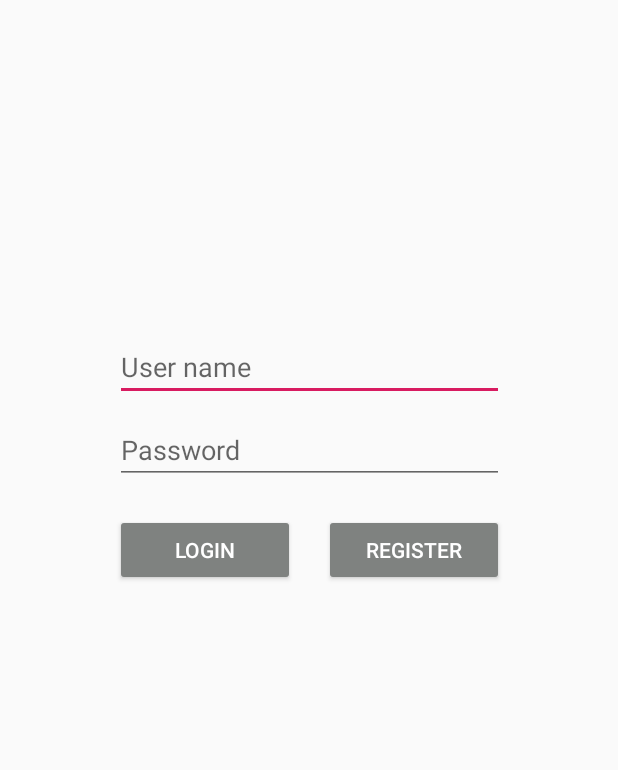
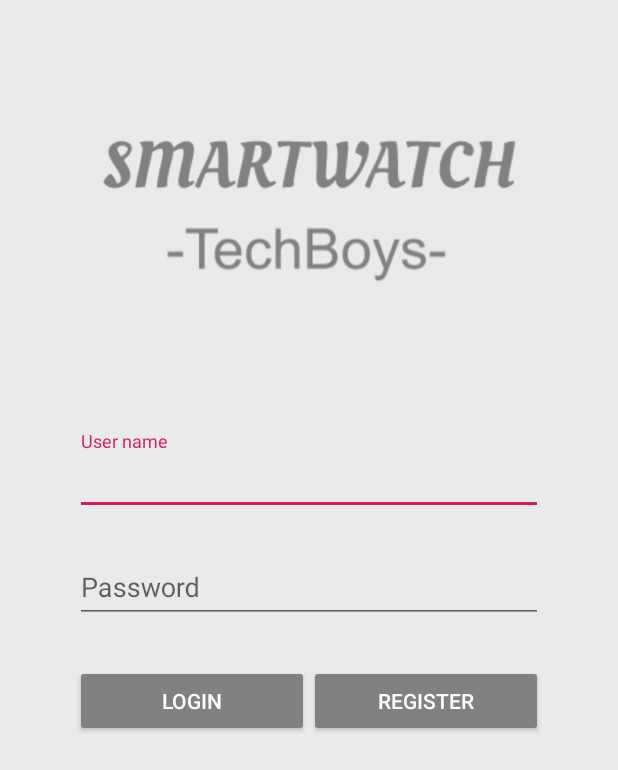
Before and after one commit to TECH-B0YZ/SmartWatch-Application, an Android app: the layout activity_login.xml on its own in the app's theme, with its tools: preview values and no code run, on a phone screen of 412 x 824 dp. Shown: the top 770 px of the screen. Run offline under Robolectric (Android 15) with nearby library versions, the phone set to English and light mode, and no system bars.

Commit message:
Working on the design of LoginActivity.java

```diff
--- a/SmartWatch/src/main/java/smart/watch/LoginActivity.java
+++ b/SmartWatch/src/main/java/smart/watch/LoginActivity.java
@@ -55,7 +55,6 @@ public class LoginActivity extends AppCompatActivity implements View.OnClickList
         passwordEditText = findViewById(R.id.login_password);
 
         dialog = new ProgressDialog(LoginActivity.this);
-
     }
 
     @Override
@@ -85,8 +84,7 @@ public class LoginActivity extends AppCompatActivity implements View.OnClickList
                                         }
 
                                         if ((name.equals(userName) && password.equals(userPassword))) {
-                                            dialog.setTitle("Logging in");
-                                            dialog.setMessage("Checking user credentials...");
+                                            dialog.setMessage("Authenticating...");
                                             dialog.show();
 
                                             new CountDownTimer(3000, 1000) {
--- a/SmartWatch/src/main/res/layout/activity_login.xml
+++ b/SmartWatch/src/main/res/layout/activity_login.xml
@@ -4,46 +4,77 @@
     xmlns:tools="http://schemas.android.com/tools"
     android:layout_width="match_parent"
     android:layout_height="match_parent"
+    android:background="@color/colorBackground"
+    android:orientation="vertical"
+    android:padding="50dp"
     tools:context=".LoginActivity">
+
+
+    <LinearLayout
+        android:layout_width="match_parent"
+        android:layout_height="match_parent"
+        android:orientation="vertical"
+        app:layout_constraintBottom_toBottomOf="parent"
+        app:layout_constraintEnd_toEndOf="parent"
+        app:layout_constraintStart_toStartOf="parent"
+        app:layout_constraintTop_toTopOf="parent">
+
+        <ImageView
+            android:id="@+id/imageView"
+            android:layout_width="wrap_content"
+            android:layout_height="wrap_content"
+            android:layout_gravity="center_horizontal|center_vertical"
+            android:layout_marginBottom="40dp"
+            android:maxWidth="60dp"
+            android:contentDescription="@string/techboys_logo"
+            android:maxHeight="60dp"
+            android:scaleType="fitCenter"
+            app:srcCompat="@drawable/tb_logo3" />
+
+        <com.google.android.material.textfield.TextInputLayout
+            android:layout_width="match_parent"
+            android:layout_height="wrap_content"
+            android:layout_gravity="center_horizontal|center_vertical"
+            android:layout_marginBottom="8dp">
 
             <EditText
                 android:id="@+id/login_username"
-        android:layout_width="259dp"
-        android:layout_height="43dp"
-        android:layout_marginStart="99dp"
-        android:layout_marginTop="224dp"
-        android:layout_marginEnd="99dp"
-        android:ems="10"
+                android:layout_width="match_parent"
+                android:layout_height="wrap_content"
+
                 android:hint="@string/username"
-        android:inputType="textPersonName"
                 android:importantForAutofill="no"
-        app:layout_constraintBottom_toBottomOf="parent"
-        app:layout_constraintEnd_toEndOf="parent"
-        app:layout_constraintStart_toStartOf="parent"
-        app:layout_constraintTop_toTopOf="parent"
-        app:layout_constraintVertical_bias="0.0" />
+                android:inputType="textPersonName" />
+        </com.google.android.material.textfield.TextInputLayout>
+
+        <com.google.android.material.textfield.TextInputLayout
+            android:layout_width="match_parent"
+            android:layout_height="wrap_content"
+            android:layout_gravity="center_horizontal|center_vertical"
+            android:layout_marginTop="8dp"
+            android:layout_marginBottom="8dp">
 
             <EditText
                 android:id="@+id/login_password"
-        android:layout_width="259dp"
-        android:layout_height="43dp"
-        android:ems="10"
+                android:layout_width="match_parent"
+                android:layout_height="wrap_content"
                 android:hint="@string/password"
-        android:inputType="textPassword"
                 android:importantForAutofill="no"
-        app:layout_constraintBottom_toBottomOf="parent"
-        app:layout_constraintEnd_toEndOf="parent"
-        app:layout_constraintStart_toStartOf="parent"
-        app:layout_constraintTop_toBottomOf="@+id/login_username"
-        app:layout_constraintVertical_bias="0.023" />
+                android:inputType="textPassword" />
+        </com.google.android.material.textfield.TextInputLayout>
 
+        <LinearLayout
+            android:layout_width="match_parent"
+            android:layout_height="wrap_content"
+            android:orientation="horizontal">
 
             <Button
                 android:id="@+id/login_btn"
                 style="@style/Widget.AppCompat.Button.Colored"
-        android:layout_width="120dp"
+                android:layout_width="match_parent"
                 android:layout_height="wrap_content"
                 android:layout_marginTop="20dp"
+                android:layout_weight="1"
                 android:backgroundTint="#7f8280"
                 android:text="@string/login"
                 app:layout_constraintStart_toStartOf="@+id/login_password"
@@ -52,12 +83,15 @@
             <Button
                 android:id="@+id/register_btn"
                 style="@style/Widget.AppCompat.Button.Colored"
-        android:layout_width="120dp"
+                android:layout_width="match_parent"
                 android:layout_height="wrap_content"
                 android:layout_marginTop="20dp"
+                android:layout_weight="1"
                 android:backgroundTint="#7f8280"
                 android:text="@string/register"
                 app:layout_constraintEnd_toEndOf="@+id/login_password"
                 app:layout_constraintTop_toBottomOf="@+id/login_password" />
+        </LinearLayout>
 
+    </LinearLayout>
 </androidx.constraintlayout.widget.ConstraintLayout>
--- a/SmartWatch/src/main/res/layout/fragment_home.xml
+++ b/SmartWatch/src/main/res/layout/fragment_home.xml
@@ -1,7 +1,6 @@
 <?xml version="1.0" encoding="utf-8"?>
 <androidx.constraintlayout.widget.ConstraintLayout xmlns:android="http://schemas.android.com/apk/res/android"
     xmlns:app="http://schemas.android.com/apk/res-auto"
-    xmlns:tools="http://schemas.android.com/tools"
     android:layout_width="match_parent"
     android:layout_height="match_parent">
 
@@ -15,7 +14,7 @@
             android:layout_width="match_parent"
             android:layout_height="wrap_content"
             android:layout_marginTop="60dp"
-            app:cardBackgroundColor="@color/colorWhite"
+            app:cardBackgroundColor="@color/white"
             app:cardCornerRadius="6dp"
             app:cardElevation="4dp"
             app:cardPreventCornerOverlap="true"
@@ -32,7 +31,7 @@
         <androidx.cardview.widget.CardView
             android:layout_width="match_parent"
             android:layout_height="wrap_content"
-            app:cardBackgroundColor="@color/colorWhite"
+            app:cardBackgroundColor="@color/white"
             app:cardCornerRadius="6dp"
             app:cardElevation="4dp"
             app:cardPreventCornerOverlap="true"
--- a/SmartWatch/src/main/res/menu/menu.xml
+++ b/SmartWatch/src/main/res/menu/menu.xml
@@ -1,7 +1,7 @@
 <?xml version="1.0" encoding="utf-8"?>
 <menu xmlns:android="http://schemas.android.com/apk/res/android"
     xmlns:app="http://schemas.android.com/apk/res-auto"
-    android:background="@color/colorWhite">
+    android:background="@color/white">
     <item
         android:id="@+id/action_settings"
         android:orderInCategory="100"
--- a/SmartWatch/src/main/res/values/colors.xml
+++ b/SmartWatch/src/main/res/values/colors.xml
@@ -3,6 +3,8 @@
     <color name="colorPrimary">#008577</color>
     <color name="colorPrimaryDark">#00574B</color>
     <color name="colorAccent">#D81B60</color>
-    <color name="colorWhite">#FFFFFF</color>
-    <color name="colorBackground">#0C000000</color>
+    <color name="white">#FFFFFF</color>
+    <color name="colorBackground">#237E8080</color>
+    <color name="colorBackgroundLogin">#7f8280</color>
+    <color name="black">#000000</color>
 </resources>
--- a/SmartWatch/src/main/res/values/strings.xml
+++ b/SmartWatch/src/main/res/values/strings.xml
@@ -52,4 +52,8 @@
     <string name="turn_on">Turn ON</string>
     <string name="turn_off">Turn OFF</string>
     <string name="space">Field cannot take spaces</string>
+    <string name="username_taken">Username already exists</string>
+    <string name="step_goal">/200</string>
+    <string name="techboys_logo">TechBoys logo</string>
+    <string name="running_icon">Running icon</string>
 </resources>
--- a/SmartWatch/src/main/res/values/styles.xml
+++ b/SmartWatch/src/main/res/values/styles.xml
@@ -3,9 +3,15 @@
     <!-- Base application theme. -->
     <style name="AppTheme" parent="Theme.AppCompat.Light.DarkActionBar">
         <!-- Customize your theme here. -->
-        <item name="colorPrimary">@color/colorPrimary</item>
+        <item name="colorPrimary">@color/colorBackgroundLogin</item>
         <item name="colorPrimaryDark">@color/colorPrimaryDark</item>
         <item name="colorAccent">@color/colorAccent</item>
     </style>
 
+    <style name="AppCompatAlertDialogStyle" parent="Theme.AppCompat.Light.Dialog.Alert">
+        <item name="colorAccent">@color/black</item>
+        <item name="android:textColorPrimary">@color/white</item>
+        <item name="android:background">@color/colorBackground</item>
+    </style>
+
 </resources>
```
Also changed, not shown: SmartWatch/src/main/AndroidManifest.xml (+8 -3 lines), SmartWatch/src/main/java/smart/watch/CreateAccountActivity.java (+44 -17 lines), SmartWatch/src/main/java/smart/watch/PedometerFragment.java (+12 -8 lines), SmartWatch/src/main/res/layout/fragment_pedometer.xml (+5 -5 lines), SmartWatch/src/main/res/drawable/tb_logo3.png (added), 1 other file. Lines whose indentation alone changed are shown as unchanged.
